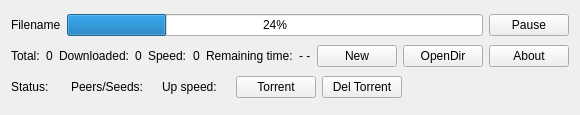
This is mainwindowdownloader.ui in naturespeak/mDownloader as Qt 5 draws it before an edit. The edited form follows.
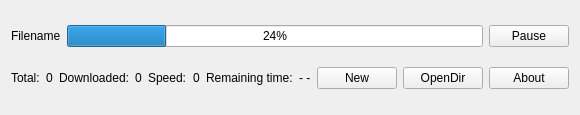
This is the edited form. Icons and pictures are not drawn.

Commit message: Remove BitTorrent support from the master branch

Patch:
```diff
--- a/mainwindowdownloader.ui
+++ b/mainwindowdownloader.ui
@@ -25,31 +25,6 @@
   </property>
   <widget class="QWidget" name="centralWidget">
    <layout class="QGridLayout" name="gridLayout">
-    <item row="0" column="0">
-     <layout class="QHBoxLayout" name="horizontalLayout">
-      <item>
-       <widget class="QLabel" name="labelFileName">
-        <property name="text">
-         <string>Filename</string>
-        </property>
-       </widget>
-      </item>
-      <item>
-       <widget class="QProgressBar" name="progressBar">
-        <property name="value">
-         <number>24</number>
-        </property>
-       </widget>
-      </item>
-      <item>
-       <widget class="QPushButton" name="pushButtonPause">
-        <property name="text">
-         <string>Pause</string>
-        </property>
-       </widget>
-      </item>
-     </layout>
-    </item>
     <item row="1" column="0">
      <layout class="QHBoxLayout" name="horizontalLayout_2">
       <item>
@@ -149,77 +124,29 @@
       </item>
      </layout>
     </item>
-    <item row="2" column="0">
-     <layout class="QHBoxLayout" name="horizontalLayout_3">
+    <item row="0" column="0">
+     <layout class="QHBoxLayout" name="horizontalLayout">
       <item>
-       <widget class="QLabel" name="labelTorrentStatus">
+       <widget class="QLabel" name="labelFileName">
         <property name="text">
-         <string>Status: </string>
+         <string>Filename</string>
         </property>
        </widget>
       </item>
       <item>
-       <widget class="QLabel" name="labelTorrentStatusValue">
-        <property name="text">
-         <string/>
+       <widget class="QProgressBar" name="progressBar">
+        <property name="value">
+         <number>24</number>
         </property>
        </widget>
       </item>
       <item>
-       <widget class="QLabel" name="labelPeersSeeds">
+       <widget class="QPushButton" name="pushButtonPause">
         <property name="text">
-         <string>Peers/Seeds:</string>
+         <string>Pause</string>
         </property>
        </widget>
       </item>
-      <item>
-       <widget class="QLabel" name="labelPeersSeedsValue">
-        <property name="text">
-         <string/>
-        </property>
-       </widget>
-      </item>
-      <item>
-       <widget class="QLabel" name="labelUploadingSpeed">
-        <property name="text">
-         <string>Up speed:</string>
-        </property>
-       </widget>
-      </item>
-      <item>
-       <widget class="QLabel" name="labelUploadingSpeedValue">
-        <property name="text">
-         <string/>
-        </property>
-       </widget>
-      </item>
-      <item>
-       <widget class="QPushButton" name="pushButtonTorrent">
-        <property name="text">
-         <string>Torrent</string>
-        </property>
-       </widget>
-      </item>
-      <item>
-       <widget class="QPushButton" name="pushButtonDelTorrent">
-        <property name="text">
-         <string>Del Torrent</string>
-        </property>
-       </widget>
-      </item>
-      <item>
-       <spacer name="horizontalSpacer">
-        <property name="orientation">
-         <enum>Qt::Horizontal</enum>
-        </property>
-        <property name="sizeHint" stdset="0">
-         <size>
-          <width>48</width>
-          <height>20</height>
-         </size>
-        </property>
-       </spacer>
-      </item>
      </layout>
     </item>
    </layout>
```
The commit also changes 25 other files.
